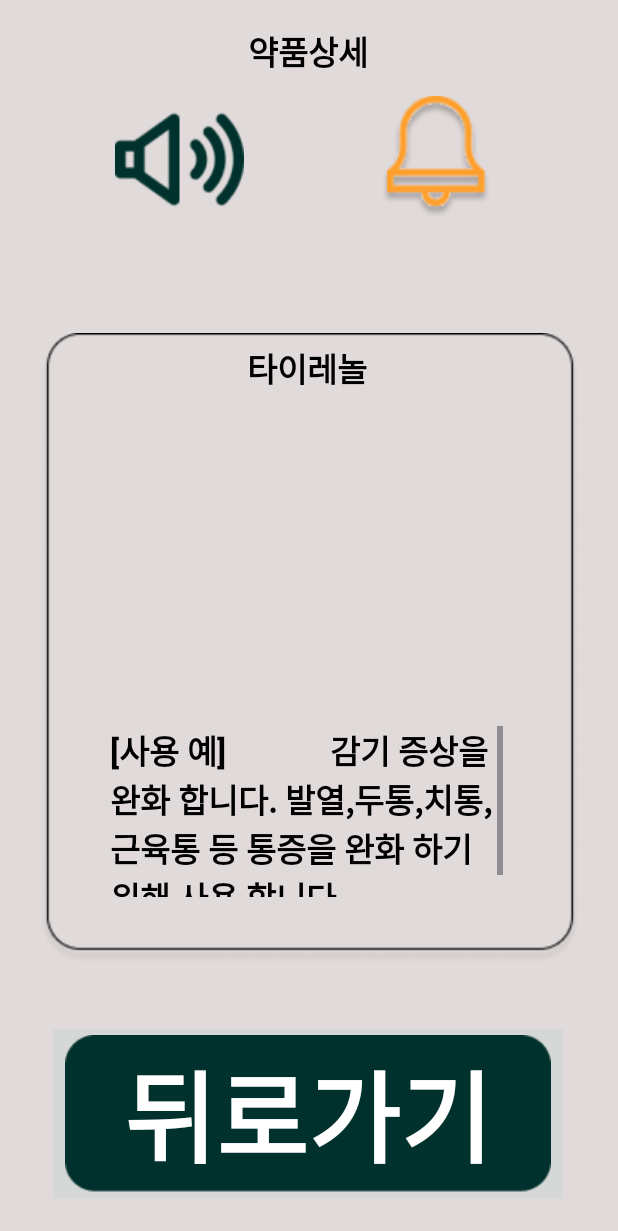
After one commit to ju2hong/YouEye, an Android app: the layout activity_drugdetail.xml on its own in the app's theme, with its tools: preview values and no code run, on a phone screen of 412 x 824 dp. The commit adds this screen. Shown: the top 1231 px of the screen. Run offline under Robolectric (Android 15) with nearby library versions, the phone set to English and light mode, and no system bars.

```diff
--- /dev/null
+++ b/app/src/main/res/layout/activity_drugdetail.xml
@@ -0,0 +1,131 @@
+<?xml version="1.0" encoding="utf-8"?>
+<androidx.constraintlayout.widget.ConstraintLayout xmlns:android="http://schemas.android.com/apk/res/android"
+    xmlns:app="http://schemas.android.com/apk/res-auto"
+    xmlns:tools="http://schemas.android.com/tools"
+    android:layout_width="match_parent"
+    android:layout_height="match_parent"
+    android:background="#E1DADA">
+
+    <TextView
+        android:id="@+id/textView11"
+        android:layout_width="wrap_content"
+        android:layout_height="wrap_content"
+        android:text="약품상세"
+        android:textAlignment="center"
+        android:textColor="@color/black"
+        android:textSize="10pt"
+        android:textStyle="bold"
+        app:layout_constraintBottom_toBottomOf="parent"
+        app:layout_constraintEnd_toEndOf="parent"
+        app:layout_constraintHorizontal_bias="0.498"
+        app:layout_constraintStart_toStartOf="parent"
+        app:layout_constraintTop_toTopOf="parent"
+        app:layout_constraintVertical_bias="0.022" />
+
+    <ImageButton
+        android:id="@+id/imageButton5"
+        android:layout_width="wrap_content"
+        android:layout_height="wrap_content"
+        android:background="@android:color/transparent"
+        app:layout_constraintBottom_toBottomOf="parent"
+        app:layout_constraintEnd_toEndOf="parent"
+        app:layout_constraintHorizontal_bias="0.236"
+        app:layout_constraintStart_toStartOf="parent"
+        app:layout_constraintTop_toTopOf="parent"
+        app:layout_constraintVertical_bias="0.097"
+        app:srcCompat="@drawable/speaker" />
+
+    <ImageButton
+        android:id="@+id/imageButton6"
+        android:layout_width="wrap_content"
+        android:layout_height="wrap_content"
+        android:background="@android:color/transparent"
+        app:layout_constraintBottom_toBottomOf="parent"
+        app:layout_constraintEnd_toEndOf="parent"
+        app:layout_constraintHorizontal_bias="0.769"
+        app:layout_constraintStart_toStartOf="parent"
+        app:layout_constraintTop_toTopOf="parent"
+        app:layout_constraintVertical_bias="0.086"
+        app:srcCompat="@drawable/alarm" />
+
+    <ImageView
+        android:id="@+id/imageView2"
+        android:layout_width="413dp"
+        android:layout_height="420dp"
+        app:layout_constraintBottom_toBottomOf="parent"
+        app:layout_constraintEnd_toEndOf="parent"
+        app:layout_constraintStart_toStartOf="parent"
+        app:layout_constraintTop_toTopOf="parent"
+        app:layout_constraintVertical_bias="0.549"
+        app:srcCompat="@drawable/squareline" />
+
+    <TextView
+        android:id="@+id/textView12"
+        android:layout_width="wrap_content"
+        android:layout_height="wrap_content"
+        android:text="타이레놀"
+        android:textAlignment="center"
+        android:textColor="@color/black"
+        android:textSize="10pt"
+        android:textStyle="bold"
+        app:layout_constraintBottom_toBottomOf="@+id/imageView2"
+        app:layout_constraintEnd_toEndOf="@+id/imageView2"
+        app:layout_constraintHorizontal_bias="0.496"
+        app:layout_constraintStart_toStartOf="@+id/imageView2"
+        app:layout_constraintTop_toTopOf="@+id/imageView2"
+        app:layout_constraintVertical_bias="0.018" />
+
+    <ImageButton
+        android:id="@+id/imageButton7"
+        android:layout_width="wrap_content"
+        android:layout_height="wrap_content"
+        app:layout_constraintBottom_toBottomOf="parent"
+        app:layout_constraintEnd_toEndOf="parent"
+        app:layout_constraintHorizontal_bias="0.492"
+        app:layout_constraintStart_toStartOf="parent"
+        app:layout_constraintTop_toTopOf="parent"
+        app:layout_constraintVertical_bias="0.973"
+        app:srcCompat="@drawable/button" />
+
+    <TextView
+        android:id="@+id/textView13"
+        android:layout_width="wrap_content"
+        android:layout_height="wrap_content"
+        android:text="뒤로가기"
+        android:textAlignment="center"
+        android:textColor="@color/white"
+        android:textSize="30pt"
+        android:textStyle="bold"
+        app:layout_constraintBottom_toBottomOf="@+id/imageButton7"
+        app:layout_constraintEnd_toEndOf="@+id/imageButton7"
+        app:layout_constraintStart_toStartOf="@+id/imageButton7"
+        app:layout_constraintTop_toTopOf="@+id/imageButton7" />
+
+    <ScrollView
+        android:layout_width="262dp"
+        android:layout_height="114dp"
+        app:layout_constraintBottom_toBottomOf="@+id/imageView2"
+        app:layout_constraintEnd_toEndOf="@+id/imageView2"
+        app:layout_constraintHorizontal_bias="0.49"
+        app:layout_constraintStart_toStartOf="@+id/imageView2"
+        app:layout_constraintTop_toTopOf="@+id/imageView2"
+        app:layout_constraintVertical_bias="0.856">
+
+        <TextView
+            android:id="@+id/textView14"
+            android:layout_width="wrap_content"
+            android:layout_height="wrap_content"
+            android:text="[사용 예]
+            감기 증상을 완화 합니다. 발열,두통,치통,근육통 등 통증을 완화 하기 위해 사용 합니다"
+            android:textColor="@color/black"
+            android:textSize="10pt"
+            android:textStyle="bold"
+            app:layout_constraintBottom_toTopOf="@+id/imageButton7"
+            app:layout_constraintEnd_toEndOf="parent"
+            app:layout_constraintHorizontal_bias="0.498"
+            app:layout_constraintStart_toStartOf="@+id/imageView2"
+            app:layout_constraintTop_toTopOf="@+id/imageView2"
+            app:layout_constraintVertical_bias="0.752" />
+
+    </ScrollView>
+</androidx.constraintlayout.widget.ConstraintLayout>
--- a/app/src/main/res/layout/activity_voicesearch.xml
+++ b/app/src/main/res/layout/activity_voicesearch.xml
@@ -1,4 +1,4 @@
-     <?xml version="1.0" encoding="utf-8"?>
+<?xml version="1.0" encoding="utf-8"?>
 <androidx.constraintlayout.widget.ConstraintLayout xmlns:android="http://schemas.android.com/apk/res/android"
     xmlns:app="http://schemas.android.com/apk/res-auto"
     xmlns:tools="http://schemas.android.com/tools"
@@ -47,7 +47,7 @@
         app:layout_constraintStart_toStartOf="parent"
         app:layout_constraintTop_toTopOf="parent"
         app:layout_constraintVertical_bias="0.63"
-        app:srcCompat="@drawable/voiceSearch" />
+        app:srcCompat="@drawable/voicesearch" />
 
     <TextView
         android:id="@+id/voice_text"
```
Also changed, not shown: app/src/main/java/com/example/youeye/ImageSearchActivity.java (added, +7 -0 lines), app/src/main/java/com/example/youeye/VoiceSearchActivity.java (added, +13 -0 lines), app/src/main/res/layout/activity_textsearch.xml (added, +103 -0 lines), app/src/main/res/drawable/alarm.png (added), app/src/main/res/drawable/inserttext.png (added), app/src/main/res/drawable/speaker.png (added), app/src/main/res/drawable/squareline.png (added), app/src/main/res/drawable/voicesearch.png (renamed from app/src/main/res/drawable/voiceSearch.png).
